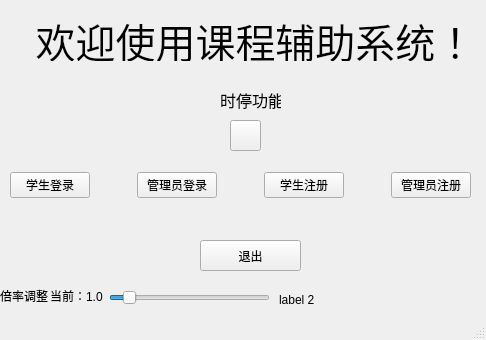
Qt form mainwindow.ui (archester-250/Course_Auxiliary_System_QT) before a commit.
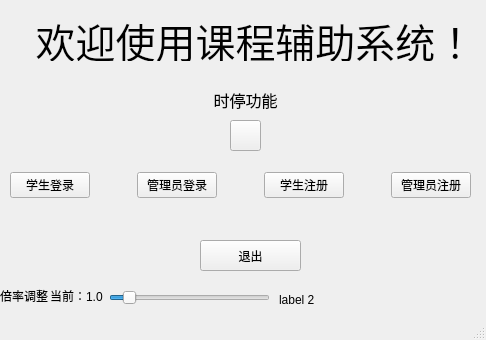
The same form after that commit.

Diff of the .ui file:
```diff
--- a/mainwindow.ui
+++ b/mainwindow.ui
@@ -213,9 +213,9 @@
    <widget class="QLabel" name="label_5">
     <property name="geometry">
      <rect>
-      <x>220</x>
+      <x>200</x>
       <y>90</y>
-      <width>61</width>
+      <width>91</width>
       <height>20</height>
      </rect>
     </property>
@@ -227,6 +227,9 @@
     <property name="text">
      <string>时停功能</string>
     </property>
+    <property name="alignment">
+     <set>Qt::AlignCenter</set>
+    </property>
    </widget>
   </widget>
   <widget class="QStatusBar" name="statusbar"/>
```
